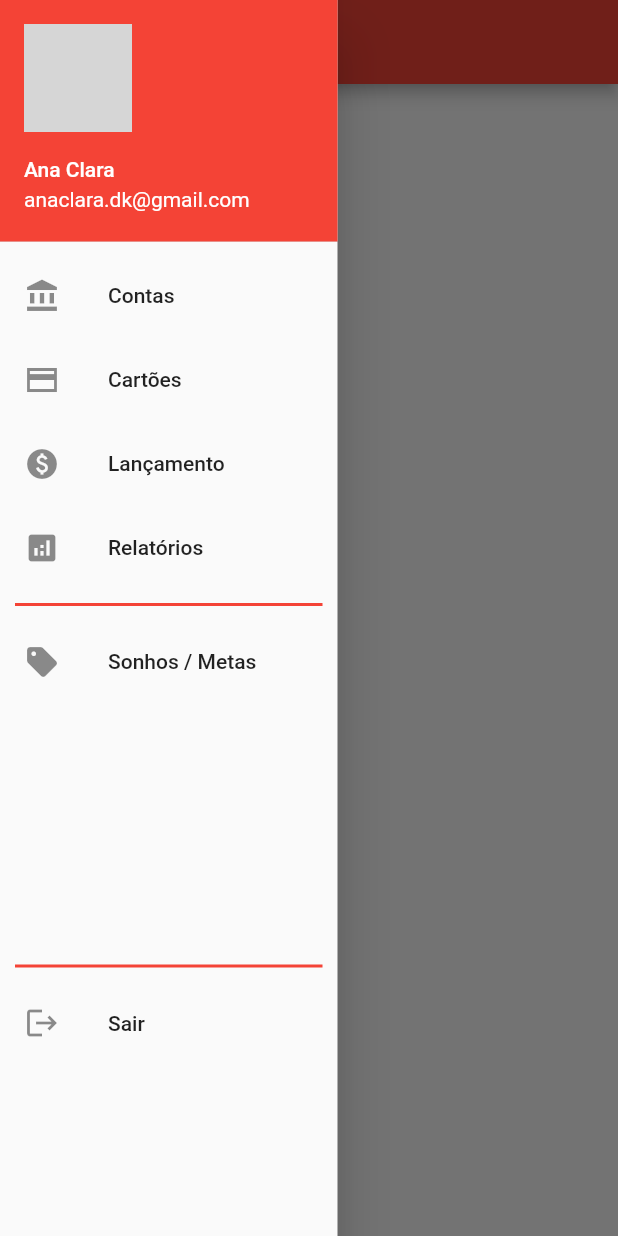
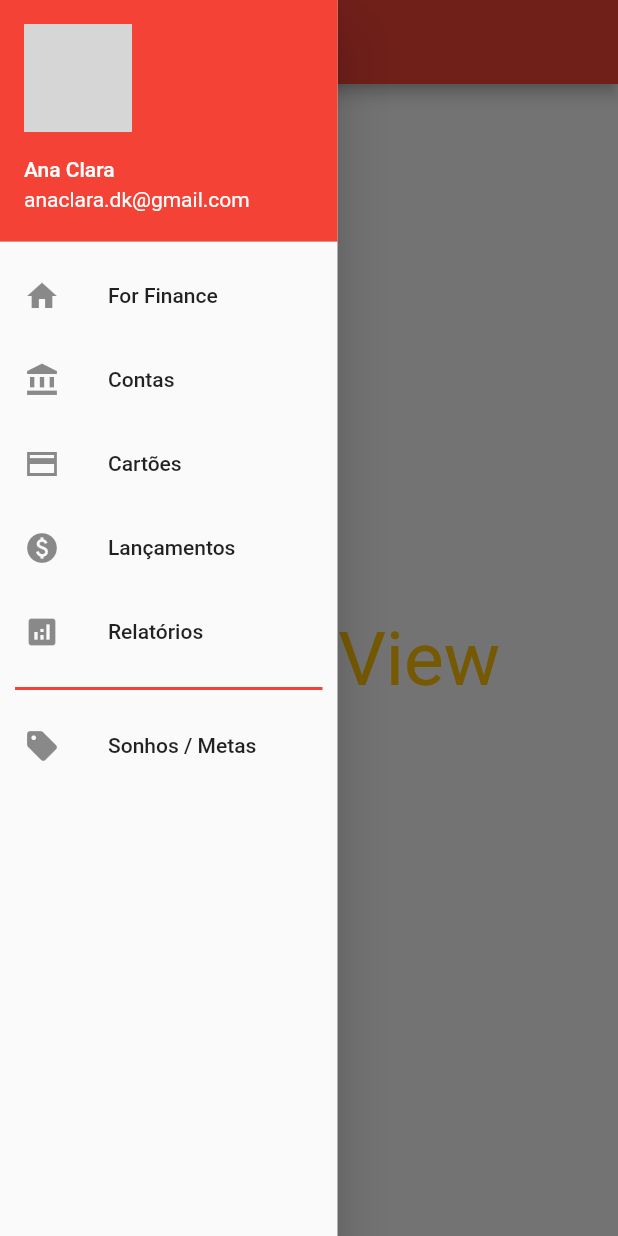
Before and after one commit to proz-tecnologia/PIT03GP04, a Flutter app: the screen it shows after launch, with the side drawer open, on a phone screen of 412 x 824 dp. Run offline on Flutter 3.47's test engine with Material 2 defaults, Android fonts, the phone set to English and light mode, and no system bars; network calls fail; grey boxes are pictures that could not be loaded.

Commit message:
Modelando a tela de Lançamento

```diff
--- a/lib/main.dart
+++ b/lib/main.dart
@@ -1,6 +1,5 @@
 import 'package:flutter/material.dart';
-import 'package:four_finance_app/view/sidebar.view.dart';
-
+import 'view/home.view.dart';
 import 'view/transaction.view.dart';
 
 void main() {
@@ -12,12 +11,12 @@ class MyApp extends StatelessWidget {
 
   @override
   Widget build(BuildContext context) {
-    return const MaterialApp(
-      home: Scaffold(
-        body: Center(
-          child: SideBarView(),
-        ),
-      ),
+    return MaterialApp(
+      initialRoute: '/',
+      routes: {
+        '/': (context) => const HomeView(),
+        '/transaction': (context) => const TransactionView(),
+      },
     );
   }
 }
--- /dev/null
+++ b/lib/strings.dart
@@ -0,0 +1,7 @@
+// ignore_for_file: constant_identifier_names
+
+abstract class Strings {
+  static const String APP_NAME = "For Finance";
+
+  static const String HOME_LABEL_TRANSACTION = "Lançamentos";
+}
--- /dev/null
+++ b/lib/view/home.view.dart
@@ -0,0 +1,29 @@
+import 'dart:ui';
+
+import 'package:flutter/Material.dart';
+import 'package:four_finance_app/view/widgets/drawer.view.dart';
+
+import '../strings.dart';
+
+class HomeView extends StatelessWidget {
+  const HomeView({super.key});
+
+  @override
+  Widget build(BuildContext context) {
+    return Scaffold(
+      appBar: AppBar(
+        title: const Text(Strings.APP_NAME),
+        backgroundColor: Colors.red,
+      ),
+      drawer: const DrawerView(),
+      body: const Center(
+          child: Text(
+        "Home View",
+        style: TextStyle(
+          fontSize: 50,
+          color: Colors.amber,
+        ),
+      )),
+    );
+  }
+}
--- a/lib/view/sidebar.view.dart
+++ /dev/null
@@ -1,90 +0,0 @@
-import 'package:flutter/material.dart';
-import 'package:four_finance_app/view/transaction.view.dart';
-
-class SideBarView extends StatefulWidget {
-  const SideBarView({super.key});
-
-  @override
-  State<SideBarView> createState() => _SideBarViewState();
-}
-
-class _SideBarViewState extends State<SideBarView> {
-  @override
-  Widget build(BuildContext context) {
-    return Scaffold(
-      appBar: AppBar(
-        title: const Text('Minhas finanças'),
-        backgroundColor: Colors.red,
-      ),
-      drawer: Drawer(
-        width: 225,
-        child: ListView(
-          padding: EdgeInsets.zero,
-          children: [
-            Column(
-              children: const [
-                UserAccountsDrawerHeader(
-                  decoration: BoxDecoration(
-                    color: Colors.red,
-                  ),
-                  accountName: Text("Ana Clara"),
-                  accountEmail: Text("anaclara.dk@gmail.com"),
-                  currentAccountPicture: CircleAvatar(
-                    radius: 30.0,
-                    backgroundImage: NetworkImage(
-                        'https://cdn.pixabay.com/photo/2015/03/03/08/55/portrait-657116_960_720.jpg'),
-                  ),
-                ),
-              ],
-            ),
-            const ListTile(
-              leading: Icon(Icons.account_balance),
-              title: Text('Contas'),
-            ),
-            const ListTile(
-              leading: Icon(Icons.credit_card_sharp),
-              title: Text('Cartões'),
-            ),
-            const ListTile(
-              leading: Icon(Icons.paid),
-              title: Text('Lançamento'),
-            ),
-            const ListTile(
-              leading: Icon(Icons.analytics),
-              title: Text('Relatórios'),
-            ),
-            // Linha que divide as opções
-            const Divider(
-              height: 20,
-              thickness: 2,
-              indent: 10,
-              endIndent: 10,
-              color: Colors.red,
-            ),
-            const ListTile(
-              leading: Icon(Icons.sell),
-              title: Text('Sonhos / Metas'),
-            ),
-            // Linha que divide as opções
-            const SizedBox(
-              // width: 50.0,
-              height: 165.0,
-            ),
-            const Divider(
-              height: 20,
-              thickness: 2,
-              indent: 10,
-              endIndent: 10,
-              color: Colors.red,
-            ),
-            const ListTile(
-              leading: Icon(Icons.logout),
-              title: Text("Sair"),
-              focusColor: Colors.red,
-            )
-          ],
-        ),
-      ),
-    );
-  }
-}
--- /dev/null
+++ b/lib/view/widgets/drawer.view.dart
@@ -0,0 +1,104 @@
+import 'package:flutter/material.dart';
+import 'package:four_finance_app/strings.dart';
+
+class DrawerView extends StatefulWidget {
+  const DrawerView({super.key});
+
+  @override
+  State<DrawerView> createState() => _DrawerViewState();
+}
+
+class _DrawerViewState extends State<DrawerView> {
+  @override
+  Widget build(BuildContext context) {
+    return Drawer(
+      width: 225,
+      child: ListView(
+        padding: EdgeInsets.zero,
+        children: [
+          Column(
+            children: const [
+              UserAccountsDrawerHeader(
+                decoration: BoxDecoration(
+                  color: Colors.red,
+                ),
+                accountName: Text("Ana Clara"),
+                accountEmail: Text("anaclara.dk@gmail.com"),
+                currentAccountPicture: CircleAvatar(
+                  radius: 30.0,
+                  backgroundImage: NetworkImage(
+                      'https://cdn.pixabay.com/photo/2015/03/03/08/55/portrait-657116_960_720.jpg'),
+                ),
+              ),
+            ],
+          ),
+          ListTile(
+            leading: const Icon(Icons.home),
+            title: const Text(
+              // ? Aqui estou usando o arquivo Strings e imprimindo o nome do App
+              Strings.APP_NAME,
+            ),
+            onTap: () {
+              Navigator.pushNamed(context, '/');
+            },
+          ),
+          const ListTile(
+            leading: Icon(Icons.account_balance),
+            title: Text('Contas'),
+          ),
+          const ListTile(
+            leading: Icon(Icons.credit_card_sharp),
+            title: Text('Cartões'),
+          ),
+          ListTile(
+            leading: const Icon(Icons.paid),
+            title: const Text(
+              // ? Aqui estou usando o arquivo Strings e imprimindo o nome da tela (Lançamento)
+              Strings.HOME_LABEL_TRANSACTION,
+            ),
+            onTap: () {
+              Navigator.pushNamed(
+                context,
+                '/transaction',
+              );
+            },
+          ),
+          const ListTile(
+            leading: Icon(Icons.analytics),
+            title: Text('Relatórios'),
+          ),
+          // ? Linha que divide as opções
+          const Divider(
+            height: 20,
+            thickness: 2,
+            indent: 10,
+            endIndent: 10,
+            color: Colors.red,
+          ),
+          const ListTile(
+            leading: Icon(Icons.sell),
+            title: Text('Sonhos / Metas'),
+          ),
+          // ! Dando espaço entre Sonhos e Metas e o Divider com intuito de jogar
+          // ! o Logout (Sair) para o rodapé
+          const SizedBox(
+            height: 360.0,
+          ),
+          // ? Linha que divide as opções
+          const Divider(
+            height: 20,
+            thickness: 2,
+            indent: 10,
+            endIndent: 10,
+            color: Colors.red,
+          ),
+          const ListTile(
+            leading: Icon(Icons.logout),
+            title: Text("Sair"),
+            focusColor: Colors.red,
+          )
+        ],
+      ),
+    );
+  }
+}
```
Also changed, not shown: lib/controller/sidebar.controller.dart (deleted, +0 -51 lines), lib/view/sidebar.view copy.dart (deleted, +0 -103 lines), lib/view/transaction.view.dart (+63 -3 lines), 1 other file.
